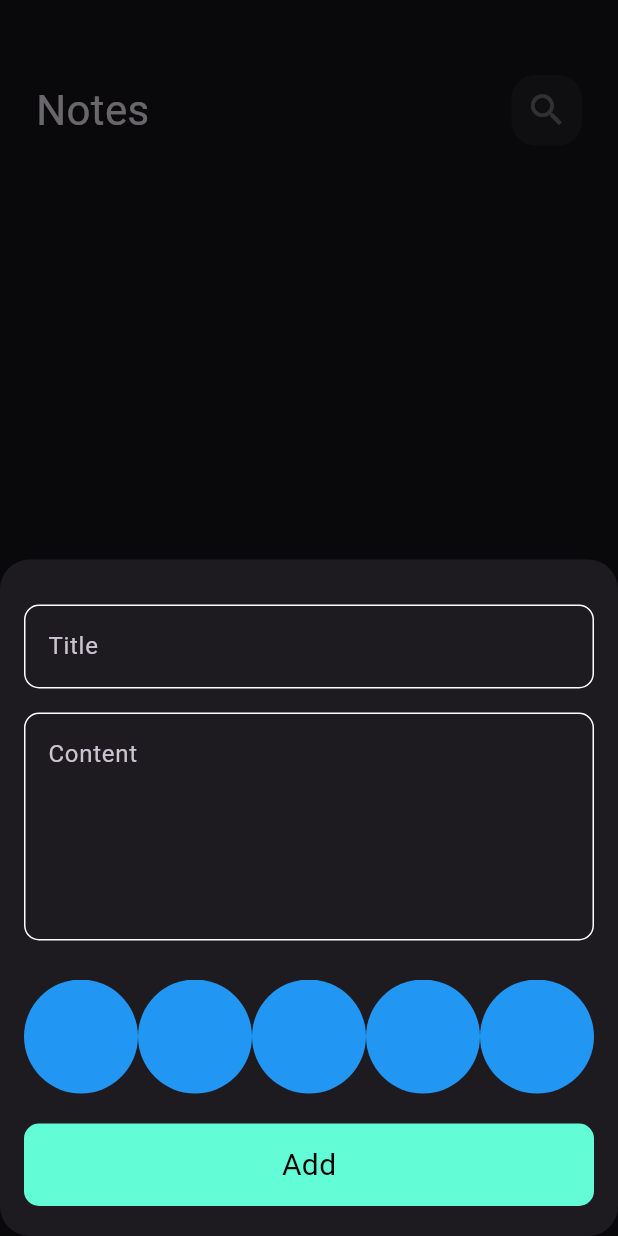
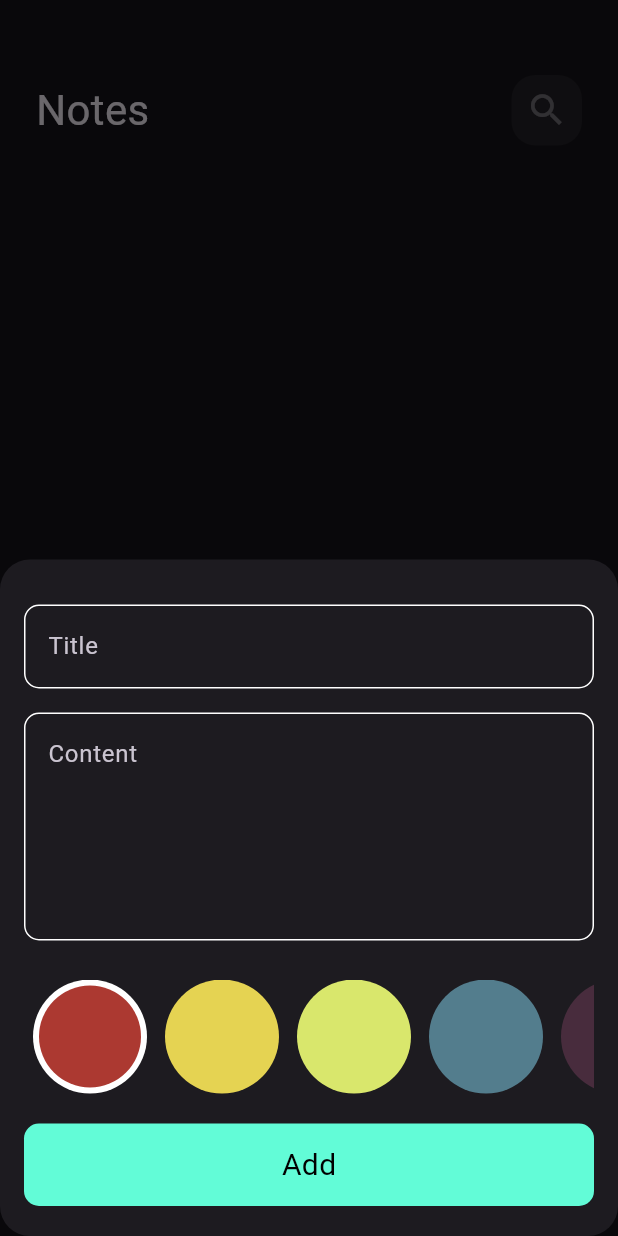
Before and after one commit to WessamKhaled/notes_app, a Flutter app: the screen it shows after launch, after a tap on the "add" icon, on a phone screen of 412 x 824 dp. Run offline on Flutter 3.47's test engine with Material 3 defaults, Android fonts, the phone set to English and light mode, and no system bars; our stand-ins replace bloc, flutter_bloc, hive, hive_flutter, modal_progress_hud_nsn; accounts and stored records are empty.

Commit message:
colors list view part 2

```diff
--- a/lib/views/widgets/colors_list_view.dart
+++ b/lib/views/widgets/colors_list_view.dart
@@ -2,29 +2,66 @@
 import 'package:flutter/material.dart';
 
 class ColorItem extends StatelessWidget {
-  const ColorItem({super.key});
-
+  const ColorItem({super.key, required this.isActive, required this.color});
+final bool isActive;
+final Color color;
   @override
   Widget build(BuildContext context) {
-    return CircleAvatar(
-      radius: 38,
-      backgroundColor: Colors.blue,
-    );
+    return isActive
+        ? CircleAvatar(
+            radius: 38,
+            backgroundColor: Colors.white,
+            child: CircleAvatar(
+              radius: 34,
+              backgroundColor: color,
+            ),
+          )
+        : CircleAvatar(
+            radius: 38,
+            backgroundColor: color,
+          );
   }
 }
 
-class ColorsListView extends StatelessWidget {
-  const ColorsListView({super.key});
+class ColorsListView extends StatefulWidget {
+  const ColorsListView({super.key,});
 
+  @override
+  State<ColorsListView> createState() => _ColorsListViewState();
+}
+
+class _ColorsListViewState extends State<ColorsListView> {
+  int currentIndex = 0;
+  List<Color> colors = const [
+    Color(0xffAC3931),
+    Color(0xffE5D352),
+    Color(0xffD9E76C),
+    Color(0xff537D8D),
+    Color(0xff482C3D),
+  ];
   @override
   Widget build(BuildContext context) {
     return SizedBox(
       height: 38 *2 ,
       child: ListView.builder(
-        itemCount: 10,
+        itemCount: colors.length,
         scrollDirection: Axis.horizontal,
         itemBuilder: (context, index) {
-        return  ColorItem();
+        return  Padding(
+          padding: const EdgeInsets.symmetric(horizontal: 6),
+          child: GestureDetector(
+            onTap: () {
+              currentIndex == index;
+              setState(() {
+
+              });
+            },
+            child: ColorItem(
+              color: colors[index],
+              isActive: currentIndex == index ,
+            ),
+          ),
+        );
       },),
     );
   }
```
